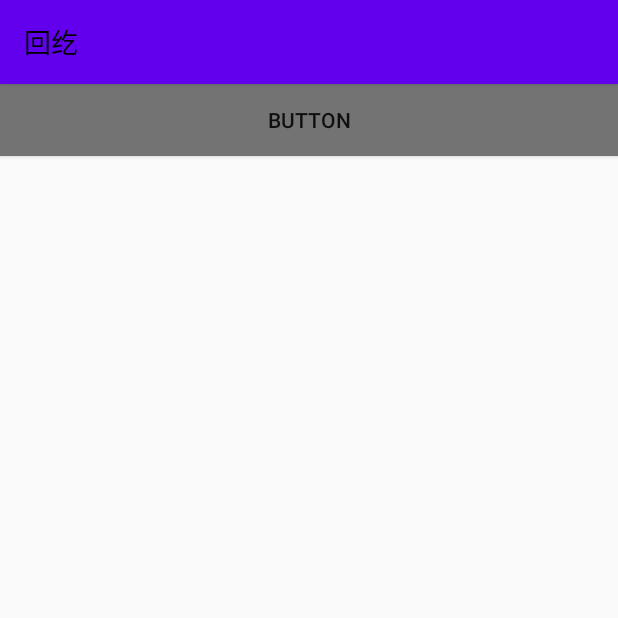
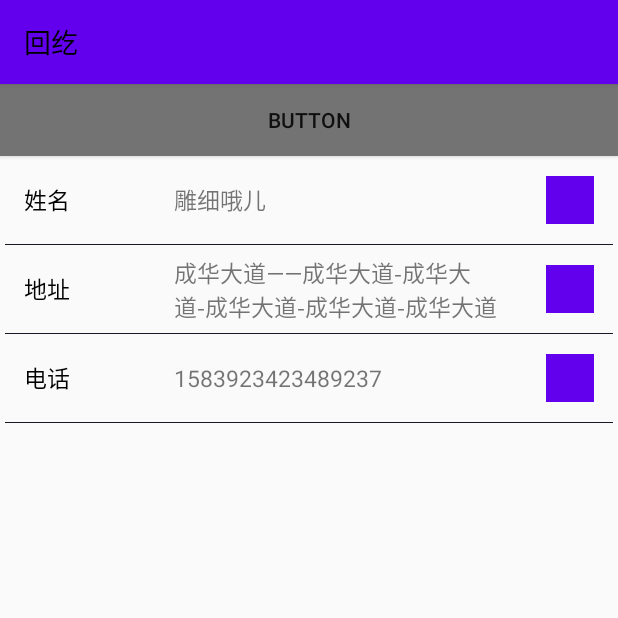
Before and after one commit to xiaoerMr/Robot, an Android app: the AddActivity screen opened directly, with no data from a screen before it, on a phone screen of 412 x 824 dp, the top half of it. Run offline under Robolectric (Android 15) with nearby library versions, the phone set to English and light mode, and no system bars.

Commit message:
include view

```diff
--- a/app/build.gradle
+++ b/app/build.gradle
@@ -48,9 +48,11 @@ dependencies {
     implementation fileTree(include: ['*.jar'], dir: 'libs')
     implementation "org.jetbrains.kotlin:kotlin-stdlib-jdk7:$kotlin_version"
     implementation 'androidx.appcompat:appcompat:1.1.0'
+    implementation 'androidx.recyclerview:recyclerview:1.1.0'
     implementation 'androidx.core:core-ktx:1.3.0'
     implementation 'androidx.constraintlayout:constraintlayout:1.1.3'
     implementation files('libs/AIUI.jar')
+    implementation 'com.android.support.constraint:constraint-layout:1.1.3'
     testImplementation 'junit:junit:4.12'
     androidTestImplementation 'androidx.test.ext:junit:1.1.1'
     androidTestImplementation 'androidx.test.espresso:espresso-core:3.2.0'
--- a/app/src/main/java/com/sai/robot/addview/AddActivity.kt
+++ b/app/src/main/java/com/sai/robot/addview/AddActivity.kt
@@ -6,6 +6,8 @@ import android.os.Bundle
 import com.sai.robot.R
 import com.sai.robot.addview.adapter.ToolbarAdapter
 import com.sai.robot.addview.adapter.ViewType
+import kotlinx.android.synthetic.main.activity_add.*
+import kotlinx.android.synthetic.main.view_show_text.view.*
 
 class AddActivity : AppCompatActivity() {
 
@@ -22,6 +24,15 @@ class AddActivity : AppCompatActivity() {
         val toolbarUtils = ToolbarUtils(this)
         toolbarUtils.register(ViewType.TITLE, ToolbarAdapter("回纥"))
         toolbarUtils.setDecorHeader(ViewType.TITLE)
+
+        name.title.text ="姓名"
+        name.txt.text ="雕细哦儿"
+
+        phone.title.text ="电话"
+        phone.txt.text ="1583923423489237"
+
+        address.title.text = "地址"
+        address.txt.text = "成华大道——成华大道-成华大道-成华大道-成华大道-成华大道"
     }
 
 
--- a/app/src/main/res/layout/activity_add.xml
+++ b/app/src/main/res/layout/activity_add.xml
@@ -7,10 +7,41 @@
     <androidx.appcompat.widget.AppCompatButton
         android:layout_width="match_parent"
         android:layout_height="wrap_content"
-
         android:text="button"
+        android:id="@+id/buttonPanel"
         android:background="@color/content_color"
         app:layout_constraintStart_toStartOf="parent"
         app:layout_constraintEnd_toEndOf="parent"
         app:layout_constraintTop_toTopOf="parent"/>
+
+
+    <androidx.appcompat.widget.LinearLayoutCompat
+        android:layout_width="0dp"
+        android:layout_height="0dp"
+        android:orientation="vertical"
+        app:showDividers="beginning|middle|end"
+        app:dividerPadding="3dp"
+        app:divider="@drawable/line_background"
+        app:layout_constraintStart_toStartOf="parent"
+        app:layout_constraintEnd_toEndOf="parent"
+        app:layout_constraintBottom_toBottomOf="parent"
+        app:layout_constraintTop_toBottomOf="@id/buttonPanel">
+
+        <include
+            android:id="@+id/name"
+            layout="@layout/view_show_text"
+            android:layout_width="match_parent"
+            android:layout_height="60dp"/>
+        <include
+            android:id="@+id/address"
+            layout="@layout/view_show_text"
+            android:layout_width="match_parent"
+            android:layout_height="60dp"/>
+        <include
+            android:id="@+id/phone"
+            layout="@layout/view_show_text"
+            android:layout_width="match_parent"
+            android:layout_height="60dp"/>
+    </androidx.appcompat.widget.LinearLayoutCompat>
+
 </androidx.constraintlayout.widget.ConstraintLayout>
--- /dev/null
+++ b/app/src/main/res/layout/view_show_text.xml
@@ -0,0 +1,47 @@
+<?xml version="1.0" encoding="utf-8"?>
+<RelativeLayout xmlns:android="http://schemas.android.com/apk/res/android"
+    xmlns:app="http://schemas.android.com/apk/res-auto"
+    xmlns:tools="http://schemas.android.com/tools"
+    android:layout_width="match_parent"
+    android:layout_height="60dp"
+    android:gravity="center_vertical">
+
+    <TextView
+        android:id="@+id/title"
+        android:layout_width="100dp"
+        android:layout_height="match_parent"
+        android:layout_marginStart="16dp"
+        android:gravity="center_vertical"
+        android:text="这里是标题"
+        android:textColor="@android:color/black"
+        android:textSize="15sp" />
+
+
+    <androidx.appcompat.widget.AppCompatTextView
+        android:id="@+id/txt"
+        android:layout_width="match_parent"
+        android:layout_height="match_parent"
+        android:layout_toStartOf="@id/img"
+        android:layout_toEndOf="@id/title"
+        android:background="@null"
+        android:gravity="center_vertical"
+        android:text="这里是输入框内容"
+        android:textSize="15sp" />
+
+
+    <ImageView
+        android:id="@+id/img"
+        android:layout_width="32dp"
+        android:layout_height="32dp"
+        android:layout_alignParentEnd="true"
+        android:layout_centerInParent="true"
+        android:layout_marginStart="16dp"
+        android:layout_marginEnd="16dp"
+        android:src="@color/colorPrimaryDark" />
+
+<!--    <View-->
+<!--        android:layout_width="match_parent"-->
+<!--        android:layout_height="1px"-->
+<!--        android:layout_alignParentBottom="true"-->
+<!--        android:background="@color/colorPrimaryDark" />-->
+</RelativeLayout>
```
Also changed, not shown: app/src/main/java/com/sai/robot/reclcleadapter/MyAdapter.kt (added, +54 -0 lines), app/src/main/java/com/sai/robot/view/InputView.java (added, +33 -0 lines).
